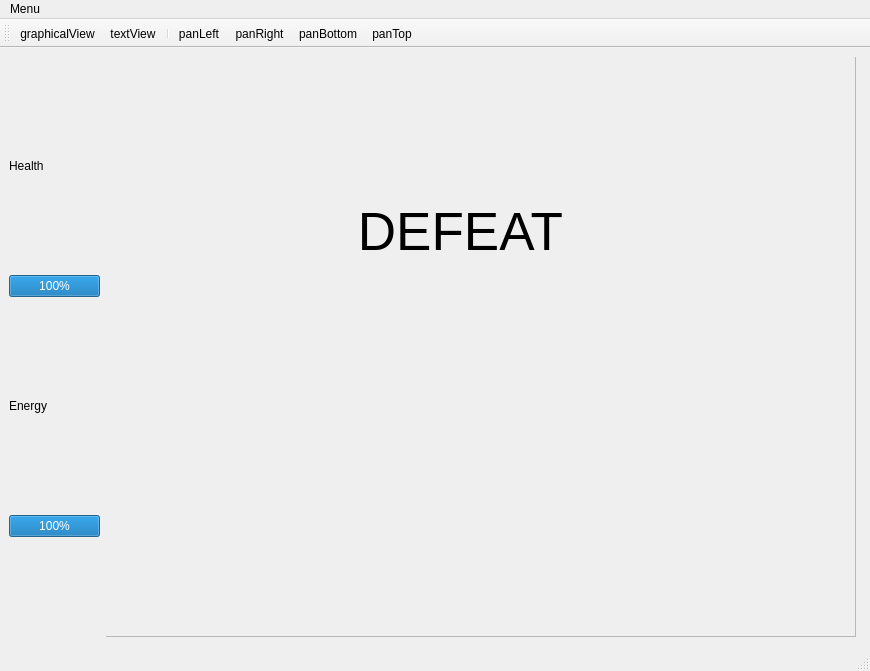
This is mainwindow.ui in Stalpaard/MediaProcessingGame as Qt 5 draws it before an edit. The edited form follows.
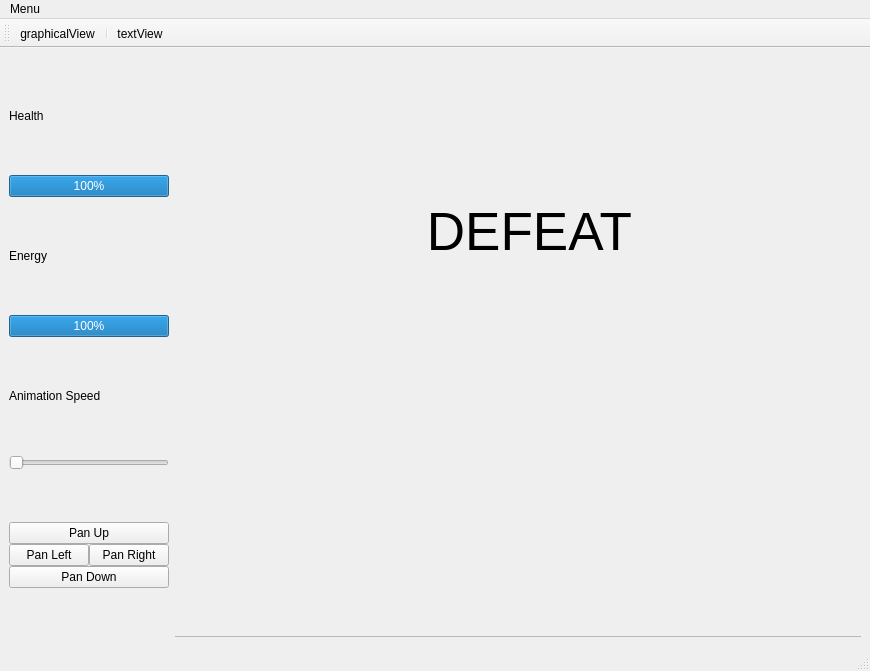
This is the edited form. The open tabs and pages were chosen to show the change.

Commit message: Added animation speed slider to 2D View / Added pan keys to 2D View

What changed in the file:
```diff
--- a/mainwindow.ui
+++ b/mainwindow.ui
@@ -41,7 +41,7 @@
         <item>
          <widget class="QProgressBar" name="healthBar">
           <property name="sizePolicy">
-           <sizepolicy hsizetype="Maximum" vsizetype="Maximum">
+           <sizepolicy hsizetype="Minimum" vsizetype="Maximum">
             <horstretch>0</horstretch>
             <verstretch>0</verstretch>
            </sizepolicy>
@@ -70,7 +70,7 @@
         <item>
          <widget class="QProgressBar" name="energyBar">
           <property name="sizePolicy">
-           <sizepolicy hsizetype="Maximum" vsizetype="Maximum">
+           <sizepolicy hsizetype="Minimum" vsizetype="Maximum">
             <horstretch>0</horstretch>
             <verstretch>0</verstretch>
            </sizepolicy>
@@ -83,14 +83,130 @@
           </property>
          </widget>
         </item>
+        <item>
+         <widget class="QLabel" name="sliderLabel">
+          <property name="sizePolicy">
+           <sizepolicy hsizetype="Maximum" vsizetype="Maximum">
+            <horstretch>0</horstretch>
+            <verstretch>0</verstretch>
+           </sizepolicy>
+          </property>
+          <property name="text">
+           <string>Animation Speed</string>
+          </property>
+         </widget>
+        </item>
+        <item>
+         <widget class="QSlider" name="animationSlider">
+          <property name="sizePolicy">
+           <sizepolicy hsizetype="Minimum" vsizetype="Maximum">
+            <horstretch>0</horstretch>
+            <verstretch>0</verstretch>
+           </sizepolicy>
+          </property>
+          <property name="maximumSize">
+           <size>
+            <width>16777215</width>
+            <height>16777215</height>
+           </size>
+          </property>
+          <property name="minimum">
+           <number>1</number>
+          </property>
+          <property name="maximum">
+           <number>100</number>
+          </property>
+          <property name="orientation">
+           <enum>Qt::Horizontal</enum>
+          </property>
+         </widget>
+        </item>
+        <item>
+         <layout class="QVBoxLayout" name="PanKeys">
+          <property name="sizeConstraint">
+           <enum>QLayout::SetMinimumSize</enum>
+          </property>
+          <item>
+           <widget class="QPushButton" name="UpPanKey">
+            <property name="sizePolicy">
+             <sizepolicy hsizetype="Minimum" vsizetype="Maximum">
+              <horstretch>0</horstretch>
+              <verstretch>0</verstretch>
+             </sizepolicy>
+            </property>
+            <property name="text">
+             <string>Pan Up</string>
+            </property>
+           </widget>
+          </item>
+          <item>
+           <layout class="QHBoxLayout" name="LeftRightPan">
+            <property name="sizeConstraint">
+             <enum>QLayout::SetMinimumSize</enum>
+            </property>
+            <item>
+             <widget class="QPushButton" name="LeftPanKey">
+              <property name="sizePolicy">
+               <sizepolicy hsizetype="Maximum" vsizetype="Maximum">
+                <horstretch>0</horstretch>
+                <verstretch>0</verstretch>
+               </sizepolicy>
+              </property>
+              <property name="text">
+               <string>Pan Left</string>
+              </property>
+             </widget>
+            </item>
+            <item>
+             <widget class="QPushButton" name="RightPanKey">
+              <property name="sizePolicy">
+               <sizepolicy hsizetype="Maximum" vsizetype="Maximum">
+                <horstretch>0</horstretch>
+                <verstretch>0</verstretch>
+               </sizepolicy>
+              </property>
+              <property name="text">
+               <string>Pan Right</string>
+              </property>
+             </widget>
+            </item>
+           </layout>
+          </item>
+          <item>
+           <widget class="QPushButton" name="DownPanKey">
+            <property name="sizePolicy">
+             <sizepolicy hsizetype="Minimum" vsizetype="Maximum">
+              <horstretch>0</horstretch>
+              <verstretch>0</verstretch>
+             </sizepolicy>
+            </property>
+            <property name="text">
+             <string>Pan Down</string>
+            </property>
+           </widget>
+          </item>
+         </layout>
+        </item>
        </layout>
       </item>
       <item>
        <widget class="QStackedWidget" name="viewWidget">
+        <property name="sizePolicy">
+         <sizepolicy hsizetype="Preferred" vsizetype="Preferred">
+          <horstretch>0</horstretch>
+          <verstretch>0</verstretch>
+         </sizepolicy>
+        </property>
         <property name="currentIndex">
          <number>1</number>
         </property>
         <widget class="QWidget" name="end">
+         <property name="sizePolicy">
+          <sizepolicy hsizetype="Preferred" vsizetype="Preferred">
+           <horstretch>0</horstretch>
+           <verstretch>0</verstretch>
+          </sizepolicy>
+         </property>
          <widget class="QFrame" name="frame">
           <property name="geometry">
            <rect>
@@ -170,12 +286,8 @@
     <bool>false</bool>
    </attribute>
    <addaction name="actiongraphicalView"/>
-   <addaction name="actiontextView"/>
    <addaction name="separator"/>
-   <addaction name="actionpanLeft"/>
-   <addaction name="actionpanRight"/>
-   <addaction name="actionpanBottom"/>
-   <addaction name="actionpanTop"/>
+   <addaction name="actiontextView"/>
   </widget>
   <action name="actionOpen_world">
    <property name="text">
@@ -197,26 +309,6 @@
     <string>textView</string>
    </property>
   </action>
-  <action name="actionpanLeft">
-   <property name="text">
-    <string>panLeft</string>
-   </property>
-  </action>
-  <action name="actionpanRight">
-   <property name="text">
-    <string>panRight</string>
-   </property>
-  </action>
-  <action name="actionpanTop">
-   <property name="text">
-    <string>panTop</string>
-   </property>
-  </action>
-  <action name="actionpanBottom">
-   <property name="text">
-    <string>panBottom</string>
-   </property>
-  </action>
  </widget>
  <resources/>
  <connections/>
```
Left out of the diff: 20 changed lines with no effect on the pictures. The commit also changes 5 other files.
